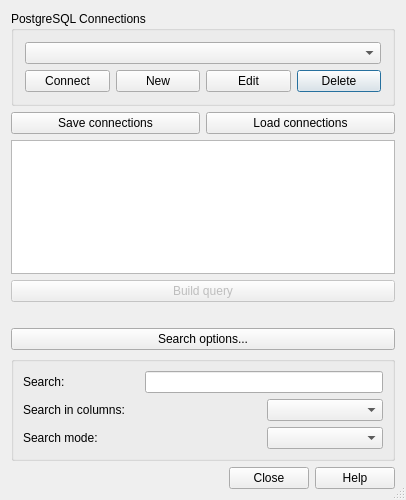
Before: the Qt Designer form qgis/src/ui/qgspgsourceselectbase.ui in sourcepole/qgis, drawn with Qt 5.
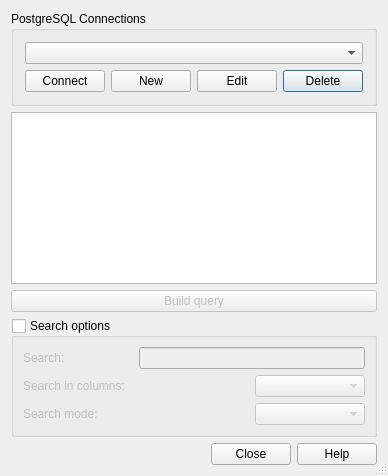
After: the same form once the commit is applied. Icons and pictures are not drawn.

Patch:
```diff
--- a/qgis/src/ui/qgspgsourceselectbase.ui
+++ b/qgis/src/ui/qgspgsourceselectbase.ui
@@ -6,8 +6,8 @@
    <rect>
     <x>0</x>
     <y>0</y>
-    <width>406</width>
-    <height>500</height>
+    <width>362</width>
+    <height>476</height>
    </rect>
   </property>
   <property name="windowTitle">
@@ -71,24 +71,6 @@
      </layout>
     </widget>
    </item>
-   <item>
-    <layout class="QHBoxLayout" name="horizontalLayout">
-     <item>
-      <widget class="QPushButton" name="btnSave">
-       <property name="text">
-        <string>Save connections</string>
-       </property>
-      </widget>
-     </item>
-     <item>
-      <widget class="QPushButton" name="btnLoad">
-       <property name="text">
-        <string>Load connections</string>
-       </property>
-      </widget>
-     </item>
-    </layout>
-   </item>
    <item>
     <widget class="QTreeView" name="mTablesTreeView">
      <property name="selectionMode">
@@ -106,30 +88,19 @@
      </property>
     </widget>
    </item>
-   <item>
-    <spacer>
-     <property name="orientation">
-      <enum>Qt::Horizontal</enum>
-     </property>
-     <property name="sizeHint" stdset="0">
-      <size>
-       <width>271</width>
-       <height>20</height>
-      </size>
-     </property>
-    </spacer>
-   </item>
-   <item>
-    <widget class="QPushButton" name="mSearchOptionsButton">
-     <property name="text">
-      <string>Search options...</string>
-     </property>
-    </widget>
-   </item>
    <item>
     <widget class="QGroupBox" name="mSearchGroupBox">
      <property name="title">
-      <string/>
+      <string>Search options</string>
+     </property>
+     <property name="flat">
+      <bool>true</bool>
+     </property>
+     <property name="checkable">
+      <bool>true</bool>
+     </property>
+     <property name="checked">
+      <bool>false</bool>
      </property>
      <layout class="QGridLayout">
       <property name="margin">
@@ -140,6 +111,9 @@
       </property>
       <item row="0" column="0">
        <widget class="QLabel" name="mSearchLabel">
+        <property name="enabled">
+         <bool>true</bool>
+        </property>
         <property name="text">
          <string>Search:</string>
         </property>
@@ -150,6 +124,9 @@
       </item>
       <item row="2" column="0" colspan="2">
        <widget class="QLabel" name="mSearchModeLabel">
+        <property name="enabled">
+         <bool>true</bool>
+        </property>
         <property name="text">
          <string>Search mode:</string>
         </property>
@@ -159,10 +136,17 @@
        </widget>
       </item>
       <item row="2" column="2">
-       <widget class="QComboBox" name="mSearchModeComboBox"/>
+       <widget class="QComboBox" name="mSearchModeComboBox">
+        <property name="enabled">
+         <bool>true</bool>
+        </property>
+       </widget>
       </item>
       <item row="1" column="0" colspan="2">
        <widget class="QLabel" name="mSearchColumnsLabel">
+        <property name="enabled">
+         <bool>true</bool>
+        </property>
         <property name="text">
          <string>Search in columns:</string>
         </property>
@@ -172,10 +156,18 @@
        </widget>
       </item>
       <item row="1" column="2">
-       <widget class="QComboBox" name="mSearchColumnComboBox"/>
+       <widget class="QComboBox" name="mSearchColumnComboBox">
+        <property name="enabled">
+         <bool>true</bool>
+        </property>
+       </widget>
       </item>
       <item row="0" column="1" colspan="2">
-       <widget class="QLineEdit" name="mSearchTableEdit"/>
+       <widget class="QLineEdit" name="mSearchTableEdit">
+        <property name="enabled">
+         <bool>true</bool>
+        </property>
+       </widget>
       </item>
      </layout>
     </widget>
```
Left out of the diff: 103 changed lines with no effect on the pictures.
